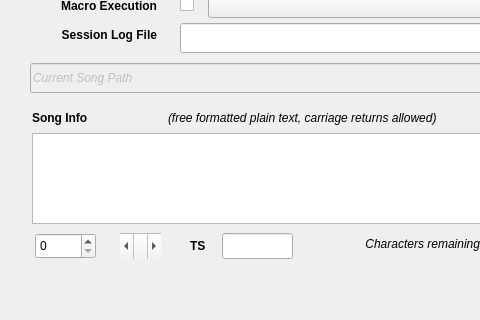
Before: the Qt Designer form seq_qt5/forms/qsessionframe.ui in ahlstromcj/seq66, drawn with Qt 5; both pictures show x 0 to 480 and y 147 to 467 of the 690 by 467 pixel window.
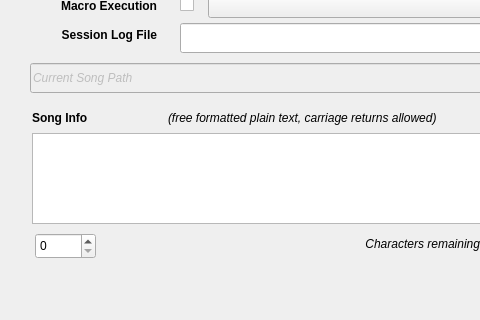
After: the same form once the commit is applied.

Diff of the .ui file:
```diff
--- a/seq_qt5/forms/qsessionframe.ui
+++ b/seq_qt5/forms/qsessionframe.ui
@@ -524,12 +524,13 @@
     <rect>
      <x>32</x>
      <y>256</y>
-     <width>93</width>
+     <width>125</width>
      <height>17</height>
     </rect>
    </property>
    <property name="font">
     <font>
+     <weight>75</weight>
      <bold>true</bold>
     </font>
    </property>
@@ -647,59 +648,6 @@
     <string>&lt;html&gt;&lt;head/&gt;&lt;body&gt;&lt;p&gt;Changes the current track number, ranging&lt;/p&gt;&lt;p&gt;from 0 to the highest pattern.  Then, if&lt;/p&gt;&lt;p&gt;any Meta Text is present in that pattern,&lt;/p&gt;&lt;p&gt;then the first one is shown.&lt;/p&gt;&lt;/body&gt;&lt;/html&gt;</string>
    </property>
   </widget>
-  <widget class="QScrollBar" name="scrollBarTextNumber">
-   <property name="geometry">
-    <rect>
-     <x>120</x>
-     <y>380</y>
-     <width>41</width>
-     <height>26</height>
-    </rect>
-   </property>
-   <property name="toolTip">
-    <string>&lt;html&gt;&lt;head/&gt;&lt;body&gt;&lt;p&gt;Moves forward (not yet backward) to the&lt;/p&gt;&lt;p&gt;next Meta Text event, if any.&lt;/p&gt;&lt;/body&gt;&lt;/html&gt;</string>
-   </property>
-   <property name="orientation">
-    <enum>Qt::Horizontal</enum>
-   </property>
-  </widget>
-  <widget class="QLineEdit" name="lineEditTimeStamp">
-   <property name="geometry">
-    <rect>
-     <x>222</x>
-     <y>380</y>
-     <width>71</width>
-     <height>26</height>
-    </rect>
-   </property>
-   <property name="minimumSize">
-    <size>
-     <width>0</width>
-     <height>22</height>
-    </size>
-   </property>
-   <property name="toolTip">
-    <string>&lt;html&gt;&lt;head/&gt;&lt;body&gt;&lt;p&gt;Displays the time stamp of the current&lt;/p&gt;&lt;p&gt;Meta Text event.  Editable as well.&lt;/p&gt;&lt;/body&gt;&lt;/html&gt;</string>
-   </property>
-  </widget>
-  <widget class="QLabel" name="labelTimeStamp">
-   <property name="geometry">
-    <rect>
-     <x>190</x>
-     <y>380</y>
-     <width>31</width>
-     <height>26</height>
-    </rect>
-   </property>
-   <property name="font">
-    <font>
-     <bold>true</bold>
-    </font>
-   </property>
-   <property name="text">
-    <string>TS</string>
-   </property>
-  </widget>
  </widget>
  <tabstops>
   <tabstop>sessionManagerNameText</tabstop>
```
Left out of the diff: 52 changed lines with no effect on the pictures.
